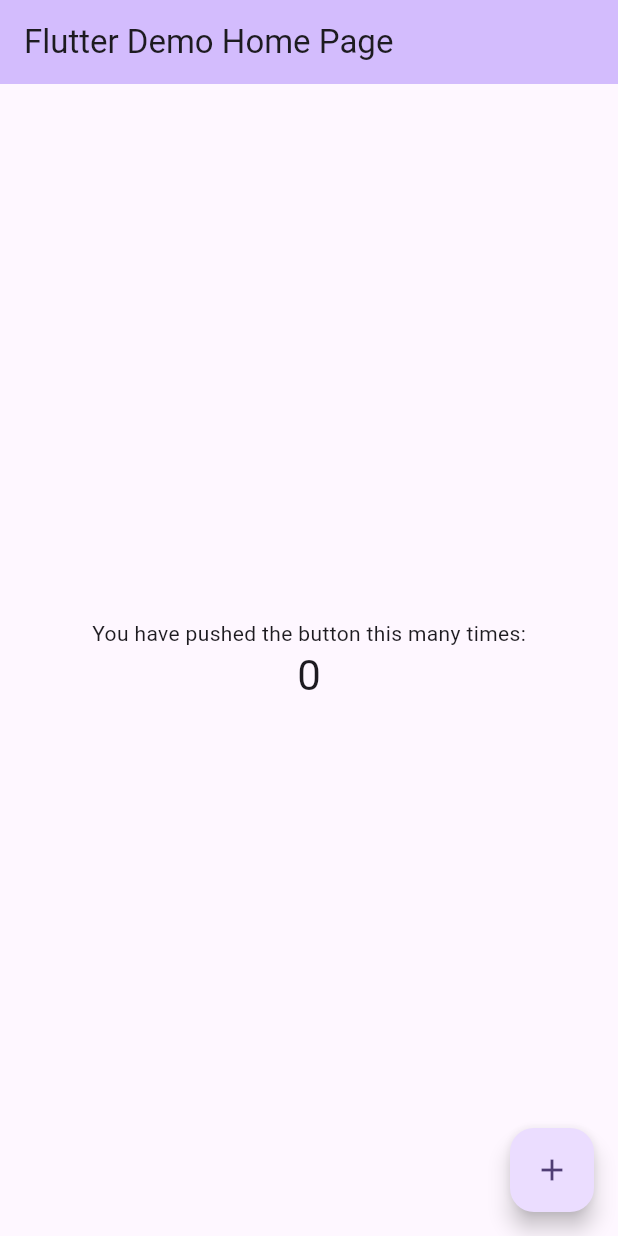
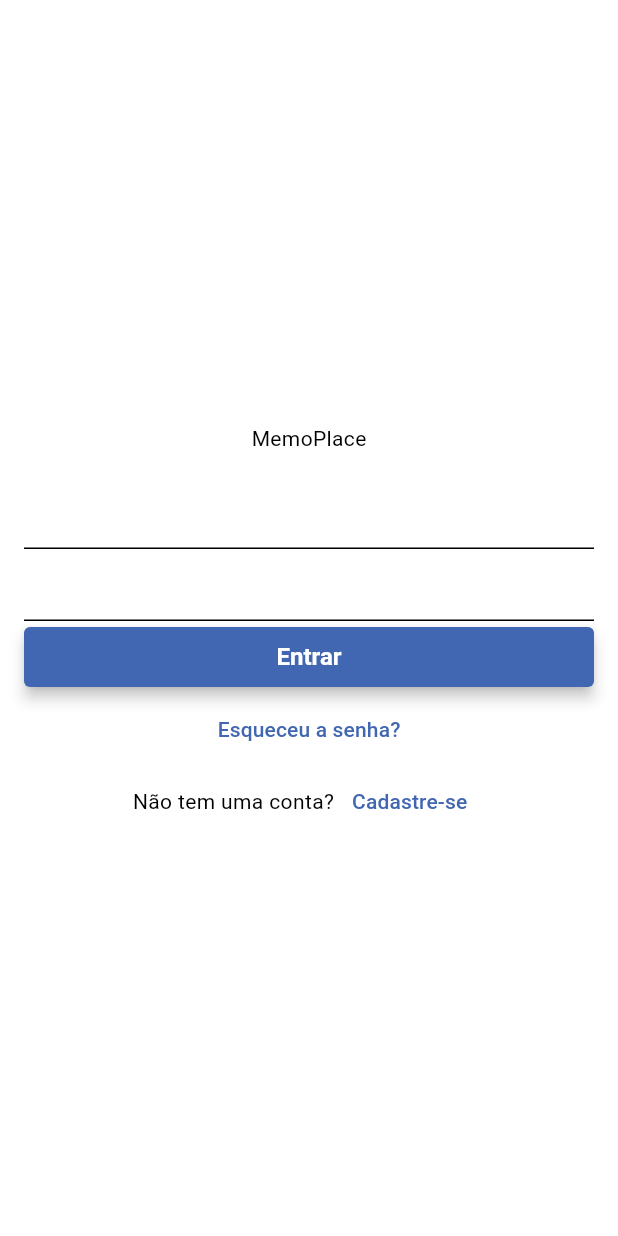
Before and after one commit to FrancimarioAraujo/MemoPlace, a Flutter app: the screen it shows after launch, on a phone screen of 412 x 824 dp. Run offline on Flutter 3.47's test engine with Material 3 defaults, Android fonts, the light colour scheme and no system bars; our stand-ins replace flutter_modular, mobx; generated files the repository leaves out were written again.

Commit message:
feat: add Flutter Modular, create app theme, login module and screen, and organize project folder structure

```diff
--- /dev/null
+++ b/lib/app_module.dart
@@ -0,0 +1,17 @@
+import 'package:flutter_modular/flutter_modular.dart';
+import 'modules/auth/auth_module.dart';
+
+
+class AppModule extends Module {
+
+  @override
+  void binds(i) {
+
+  }
+
+@override
+  void routes(r) {
+    r.module('/', module: AuthModule());
+  }
+
+}
--- /dev/null
+++ b/lib/app_widget.dart
@@ -0,0 +1,16 @@
+import 'package:flutter/material.dart';
+import 'package:flutter_modular/flutter_modular.dart';
+import 'package:memoplace/shared/theme/app_theme.dart';
+
+class MyApp extends StatelessWidget {
+  @override
+  Widget build(BuildContext context) {
+    return MaterialApp.router(
+      debugShowCheckedModeBanner: false,
+      routeInformationParser: Modular.routeInformationParser,
+      routerDelegate: Modular.routerDelegate,
+      theme: AppTheme.lightTheme,
+      themeMode: ThemeMode.light,
+    );
+  }
+}
--- a/lib/main.dart
+++ b/lib/main.dart
@@ -1,122 +1,8 @@
 import 'package:flutter/material.dart';
+import 'package:flutter_modular/flutter_modular.dart';
+import 'package:memoplace/app_widget.dart';
+import 'app_module.dart';
 
 void main() {
-  runApp(const MyApp());
+  runApp(ModularApp(module: AppModule(), child: MyApp()));
 }
-
-class MyApp extends StatelessWidget {
-  const MyApp({super.key});
-
-  // This widget is the root of your application.
-  @override
-  Widget build(BuildContext context) {
-    return MaterialApp(
-      title: 'Flutter Demo',
-      theme: ThemeData(
-        // This is the theme of your application.
-        //
-        // TRY THIS: Try running your application with "flutter run". You'll see
-        // the application has a purple toolbar. Then, without quitting the app,
-        // try changing the seedColor in the colorScheme below to Colors.green
-        // and then invoke "hot reload" (save your changes or press the "hot
-        // reload" button in a Flutter-supported IDE, or press "r" if you used
-        // the command line to start the app).
-        //
-        // Notice that the counter didn't reset back to zero; the application
-        // state is not lost during the reload. To reset the state, use hot
-        // restart instead.
-        //
-        // This works for code too, not just values: Most code changes can be
-        // tested with just a hot reload.
-        colorScheme: ColorScheme.fromSeed(seedColor: Colors.deepPurple),
-      ),
-      home: const MyHomePage(title: 'Flutter Demo Home Page'),
-    );
-  }
-}
-
-class MyHomePage extends StatefulWidget {
-  const MyHomePage({super.key, required this.title});
-
-  // This widget is the home page of your application. It is stateful, meaning
-  // that it has a State object (defined below) that contains fields that affect
-  // how it looks.
-
-  // This class is the configuration for the state. It holds the values (in this
-  // case the title) provided by the parent (in this case the App widget) and
-  // used by the build method of the State. Fields in a Widget subclass are
-  // always marked "final".
-
-  final String title;
-
-  @override
-  State<MyHomePage> createState() => _MyHomePageState();
-}
-
-class _MyHomePageState extends State<MyHomePage> {
-  int _counter = 0;
-
-  void _incrementCounter() {
-    setState(() {
-      // This call to setState tells the Flutter framework that something has
-      // changed in this State, which causes it to rerun the build method below
-      // so that the display can reflect the updated values. If we changed
-      // _counter without calling setState(), then the build method would not be
-      // called again, and so nothing would appear to happen.
-      _counter++;
-    });
-  }
-
-  @override
-  Widget build(BuildContext context) {
-    // This method is rerun every time setState is called, for instance as done
-    // by the _incrementCounter method above.
-    //
-    // The Flutter framework has been optimized to make rerunning build methods
-    // fast, so that you can just rebuild anything that needs updating rather
-    // than having to individually change instances of widgets.
-    return Scaffold(
-      appBar: AppBar(
-        // TRY THIS: Try changing the color here to a specific color (to
-        // Colors.amber, perhaps?) and trigger a hot reload to see the AppBar
-        // change color while the other colors stay the same.
-        backgroundColor: Theme.of(context).colorScheme.inversePrimary,
-        // Here we take the value from the MyHomePage object that was created by
-        // the App.build method, and use it to set our appbar title.
-        title: Text(widget.title),
-      ),
-      body: Center(
-        // Center is a layout widget. It takes a single child and positions it
-        // in the middle of the parent.
-        child: Column(
-          // Column is also a layout widget. It takes a list of children and
-          // arranges them vertically. By default, it sizes itself to fit its
-          // children horizontally, and tries to be as tall as its parent.
-          //
-          // Column has various properties to control how it sizes itself and
-          // how it positions its children. Here we use mainAxisAlignment to
-          // center the children vertically; the main axis here is the vertical
-          // axis because Columns are vertical (the cross axis would be
-          // horizontal).
-          //
-          // TRY THIS: Invoke "debug painting" (choose the "Toggle Debug Paint"
-          // action in the IDE, or press "p" in the console), to see the
-          // wireframe for each widget.
-          mainAxisAlignment: MainAxisAlignment.center,
-          children: <Widget>[
-            const Text('You have pushed the button this many times:'),
-            Text(
-              '$_counter',
-              style: Theme.of(context).textTheme.headlineMedium,
-            ),
-          ],
-        ),
-      ),
-      floatingActionButton: FloatingActionButton(
-        onPressed: _incrementCounter,
-        tooltip: 'Increment',
-        child: const Icon(Icons.add),
-      ), // This trailing comma makes auto-formatting nicer for build methods.
-    );
-  }
-}
--- /dev/null
+++ b/lib/modules/auth/auth_module.dart
@@ -0,0 +1,17 @@
+import 'package:flutter_modular/flutter_modular.dart';
+import 'login/login_page.dart';
+import 'login/login_store.dart';
+
+class AuthModule extends Module {
+
+  @override
+  void binds(i) {
+    // i.addSingleton((i) => LoginStore());
+  }
+
+@override
+  void routes(r) {
+    r.child('/', child: (context) => LoginPage());
+  }
+
+}
--- /dev/null
+++ b/lib/modules/auth/login/login_page.dart
@@ -0,0 +1,76 @@
+import 'package:flutter/material.dart';
+import 'package:memoplace/shared/theme/constants/app_colors.dart';
+import 'package:memoplace/shared/theme/constants/app_paddings.dart';
+
+class LoginPage extends StatefulWidget {
+  @override
+  _LoginPageState createState() => _LoginPageState();
+}
+
+class _LoginPageState extends State<LoginPage> {
+  final TextEditingController _emailController = TextEditingController();
+  final TextEditingController _passwordController = TextEditingController();
+
+  @override
+  Widget build(BuildContext context) {
+    return Scaffold(
+      body: SafeArea(
+        child: Padding(
+          padding: AppPaddings.horizontalMedium,
+          child: Column(
+            mainAxisAlignment: MainAxisAlignment.center,
+            crossAxisAlignment: CrossAxisAlignment.center,
+            children: [
+        Container(
+          padding: AppPaddings.verticalMedium,
+          child: Text("MemoPlace"
+              ),
+        ),
+              TextField(
+                controller: _emailController,
+              ),
+              TextField(
+                controller: _passwordController,
+                obscureText: true,
+              ),
+              SizedBox(
+                width: double.infinity,
+                child: ElevatedButton(
+                  onPressed: () {
+
+                  },
+                  child: Text(
+                    'Entrar',
+                  ),
+                ),
+              ),
+              TextButton(
+                onPressed: () {
+
+                },
+                child: Text(
+                  'Esqueceu a senha?',
+                ),
+              ),
+
+              Row(
+                mainAxisAlignment: MainAxisAlignment.center,
+                children: [
+                  Text('Não tem uma conta?'),
+                  TextButton(
+                    onPressed: () {
+
+                    },
+                    child: Text(
+                      'Cadastre-se',
+                    ),
+                  ),
+                ],
+              ),
+            ],
+          ),
+        ),
+      ),
+    );
+  }
+}
--- /dev/null
+++ b/lib/modules/auth/login/login_store.dart
@@ -0,0 +1,29 @@
+import 'package:mobx/mobx.dart';
+
+part 'login_store.g.dart';
+
+class LoginStore = _LoginStoreBase with _$LoginStore;
+
+abstract class _LoginStoreBase with Store {
+  @observable
+  String email = '';
+
+  @observable
+  String password = '';
+
+  @observable
+  bool isLoading = false;
+
+  @action
+  void setEmail(String value) => email = value;
+
+  @action
+  void setPassword(String value) => password = value;
+
+  @action
+  Future<void> login() async {
+    isLoading = true;
+    await Future.delayed(Duration(seconds: 2));
+    isLoading = false;
+  }
+}
--- /dev/null
+++ b/lib/shared/theme/app_theme.dart
@@ -0,0 +1,22 @@
+import 'package:flutter/material.dart';
+import 'package:memoplace/shared/theme/components/buttons_theme.dart';
+import 'package:memoplace/shared/theme/constants/app_colors.dart';
+
+class AppTheme {
+   static ThemeData lightTheme = ThemeData(
+    primaryColor: AppColors.primary,
+    scaffoldBackgroundColor: AppColors.background,
+    colorScheme: ColorScheme.light(
+      primary: AppColors.primary,
+      secondary: AppColors.accent,
+      surface: AppColors.background,
+    ),
+    textTheme: TextTheme(
+      bodyLarge: TextStyle(color: AppColors.textPrimary, fontSize: 16),
+      bodyMedium: TextStyle(color: AppColors.textPrimary, fontSize: 14),
+      bodySmall: TextStyle(color: AppColors.textPrimary, fontSize: 12),
+    ),
+  elevatedButtonTheme: ButtonsTheme.elevatedButtonLightTheme,
+
+  );
+}
--- /dev/null
+++ b/lib/shared/theme/components/buttons_theme.dart
@@ -0,0 +1,25 @@
+import 'package:flutter/material.dart';
+import 'package:memoplace/shared/theme/constants/app_border_radius.dart';
+import 'package:memoplace/shared/theme/constants/app_colors.dart';
+import 'package:memoplace/shared/theme/constants/app_paddings.dart';
+
+class ButtonsTheme {
+  static ElevatedButtonThemeData elevatedButtonLightTheme = ElevatedButtonThemeData(
+    style: ButtonStyle(
+    backgroundColor: WidgetStateProperty.all<Color>(AppColors.primary),
+    foregroundColor: WidgetStateProperty.all<Color>(AppColors.textSecondary),
+    padding: WidgetStateProperty.all<EdgeInsetsGeometry>(
+      AppPaddings.small
+    ),
+    shape: WidgetStateProperty.all<RoundedRectangleBorder>(
+      RoundedRectangleBorder(
+        borderRadius: AppBorderRadius.small,
+      ),
+    ),
+    elevation: WidgetStateProperty.all<double>(4),
+    textStyle: WidgetStateProperty.all<TextStyle>(
+      TextStyle(fontSize: 16, fontWeight: FontWeight.w600),
+    ),
+  ),
+);
+}
--- /dev/null
+++ b/lib/shared/theme/constants/app_border_radius.dart
@@ -0,0 +1,15 @@
+import 'package:flutter/material.dart';
+
+class AppBorderRadius {
+
+  static const BorderRadius small = BorderRadius.all(Radius.circular(4.0));
+
+
+  static const BorderRadius medium = BorderRadius.all(Radius.circular(8.0));
+
+
+  static const BorderRadius large = BorderRadius.all(Radius.circular(16.0));
+
+
+  static const BorderRadius circular = BorderRadius.all(Radius.circular(50.0));
+}
--- /dev/null
+++ b/lib/shared/theme/constants/app_colors.dart
@@ -0,0 +1,12 @@
+import 'package:flutter/material.dart';
+
+class AppColors {
+  static const Color primary = Color(0xFF4267B2); // Azul Facebook
+  static const Color accent = Color(0xFFEA4335); // Vermelho Google
+  static const Color background = Color(0xFFFFFFFF); // Branco
+  static const Color secondary = Color(0xFF34A853); // Verde Google
+  static const Color textPrimary = Color(0xFF000000); // Preto
+  static const Color textSecondary = Color(0xFFFFFFFF); // White
+  static const Color highlight = Color(0xFFFBBC05); // Amarelo Google
+  static const Color dark = Color(0xFF000000); // Preto
+}
--- /dev/null
+++ b/lib/shared/theme/constants/app_paddings.dart
@@ -0,0 +1,42 @@
+import 'package:flutter/material.dart';
+
+class AppPaddings {
+  // Padding uniforme (todos os lados iguais)
+  static const EdgeInsets none = EdgeInsets.all(0);
+  static const EdgeInsets extraSmall = EdgeInsets.all(4.0);
+  static const EdgeInsets small = EdgeInsets.all(8.0);
+  static const EdgeInsets medium = EdgeInsets.all(16.0);
+  static const EdgeInsets large = EdgeInsets.all(24.0);
+  static const EdgeInsets extraLarge = EdgeInsets.all(32.0);
+
+  // Padding horizontal (somente laterais)
+  static const EdgeInsets horizontalExtraSmall = EdgeInsets.symmetric(horizontal: 4.0);
+  static const EdgeInsets horizontalSmall = EdgeInsets.symmetric(horizontal: 8.0);
+  static const EdgeInsets horizontalMedium = EdgeInsets.symmetric(horizontal: 16.0);
+  static const EdgeInsets horizontalLarge = EdgeInsets.symmetric(horizontal: 24.0);
+  static const EdgeInsets horizontalExtraLarge = EdgeInsets.symmetric(horizontal: 32.0);
+
+  // Padding vertical (somente topo e base)
+  static const EdgeInsets verticalExtraSmall = EdgeInsets.symmetric(vertical: 4.0);
+  static const EdgeInsets verticalSmall = EdgeInsets.symmetric(vertical: 8.0);
+  static const EdgeInsets verticalMedium = EdgeInsets.symmetric(vertical: 16.0);
+  static const EdgeInsets verticalLarge = EdgeInsets.symmetric(vertical: 24.0);
+  static const EdgeInsets verticalExtraLarge = EdgeInsets.symmetric(vertical: 32.0);
+
+  // Padding específico para cada lado
+  static const EdgeInsets topSmall = EdgeInsets.only(top: 8.0);
+  static const EdgeInsets topMedium = EdgeInsets.only(top: 16.0);
+  static const EdgeInsets topLarge = EdgeInsets.only(top: 24.0);
+
+  static const EdgeInsets bottomSmall = EdgeInsets.only(bottom: 8.0);
+  static const EdgeInsets bottomMedium = EdgeInsets.only(bottom: 16.0);
+  static const EdgeInsets bottomLarge = EdgeInsets.only(bottom: 24.0);
+
+  static const EdgeInsets leftSmall = EdgeInsets.only(left: 8.0);
+  static const EdgeInsets leftMedium = EdgeInsets.only(left: 16.0);
+  static const EdgeInsets leftLarge = EdgeInsets.only(left: 24.0);
+
+  static const EdgeInsets rightSmall = EdgeInsets.only(right: 8.0);
+  static const EdgeInsets rightMedium = EdgeInsets.only(right: 16.0);
+  static const EdgeInsets rightLarge = EdgeInsets.only(right: 24.0);
+}
--- a/pubspec.yaml
+++ b/pubspec.yaml
@@ -34,6 +34,11 @@ dependencies:
   # The following adds the Cupertino Icons font to your application.
   # Use with the CupertinoIcons class for iOS style icons.
   cupertino_icons: ^1.0.8
+  flutter_modular: ^6.3.4
+  mobx: ^2.5.0
+  flutter_mobx: ^2.3.0
+  build_runner: ^2.4.15
+  mobx_codegen: ^2.7.0
 
 dev_dependencies:
   flutter_test:
```
Also changed, not shown: lib/modules/auth/login/login_store.g.dart (added), pubspec.lock, 1 other file.
